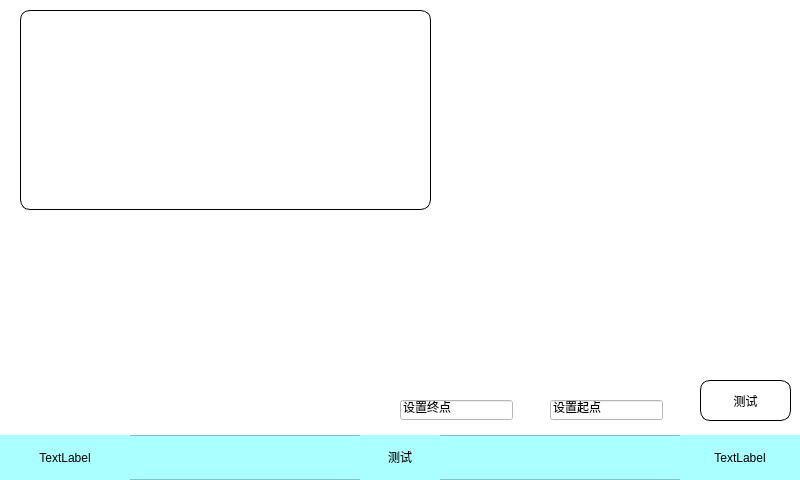
Before: the Qt Designer form main/set_work.ui in 511aj/Linux_pyqt_CCD, drawn with Qt 5.
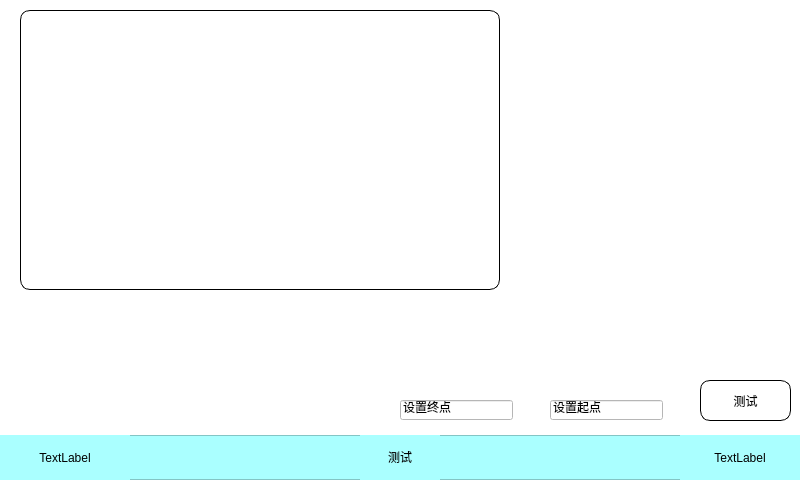
After: the same form once the commit is applied.

Commit message: 测试界面，修改画图函数，修改窗口大小，曲线上下翻转一下

Patch:
```diff
--- a/main/set_work.ui
+++ b/main/set_work.ui
@@ -133,8 +133,8 @@
     <rect>
      <x>20</x>
      <y>10</y>
-     <width>411</width>
-     <height>200</height>
+     <width>480</width>
+     <height>280</height>
     </rect>
    </property>
    <property name="minimumSize">
@@ -145,8 +145,8 @@
    </property>
    <property name="maximumSize">
     <size>
-     <width>441</width>
-     <height>200</height>
+     <width>480</width>
+     <height>280</height>
     </size>
    </property>
    <property name="styleSheet">
```
The commit also changes 2 other files.
